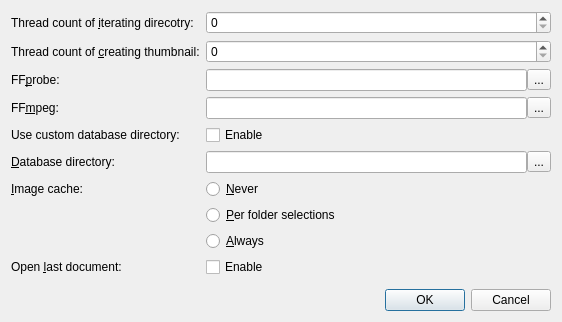
Before: the Qt Designer form src/option.ui in ambiesoft/SceneExplorer, drawn with Qt 5.
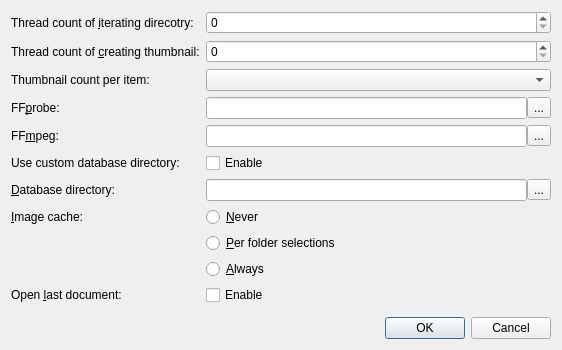
After: the same form once the commit is applied.

```diff
--- a/src/option.ui
+++ b/src/option.ui
@@ -7,7 +7,7 @@
     <x>0</x>
     <y>0</y>
     <width>562</width>
-    <height>305</height>
+    <height>328</height>
    </rect>
   </property>
   <property name="windowTitle">
@@ -40,7 +40,7 @@
    <item row="3" column="1">
     <widget class="QSpinBox" name="spinBoxThumb"/>
    </item>
-   <item row="9" column="0">
+   <item row="10" column="0">
     <widget class="QLabel" name="label">
      <property name="text">
       <string>&amp;Image cache:</string>
@@ -50,7 +50,7 @@
      </property>
     </widget>
    </item>
-   <item row="16" column="1">
+   <item row="17" column="1">
     <widget class="QDialogButtonBox" name="buttonBox">
      <property name="orientation">
       <enum>Qt::Horizontal</enum>
@@ -60,7 +60,7 @@
      </property>
     </widget>
    </item>
-   <item row="14" column="1">
+   <item row="15" column="1">
     <spacer name="verticalSpacer">
      <property name="orientation">
       <enum>Qt::Vertical</enum>
@@ -73,28 +73,28 @@
      </property>
     </spacer>
    </item>
-   <item row="9" column="1">
+   <item row="10" column="1">
     <widget class="QRadioButton" name="rbICNever">
      <property name="text">
       <string>&amp;Never</string>
      </property>
     </widget>
    </item>
-   <item row="10" column="1">
+   <item row="11" column="1">
     <widget class="QRadioButton" name="rbICPerfolder">
      <property name="text">
       <string>&amp;Per folder selections</string>
      </property>
     </widget>
    </item>
-   <item row="11" column="1">
+   <item row="12" column="1">
     <widget class="QRadioButton" name="rbICAlways">
      <property name="text">
       <string>&amp;Always</string>
      </property>
     </widget>
    </item>
-   <item row="8" column="0">
+   <item row="9" column="0">
     <widget class="QLabel" name="labelDBDir">
      <property name="text">
       <string>&amp;Database directory:</string>
@@ -104,7 +104,7 @@
      </property>
     </widget>
    </item>
-   <item row="8" column="1">
+   <item row="9" column="1">
     <layout class="QHBoxLayout" name="hlDatabaseDir">
      <property name="spacing">
       <number>0</number>
@@ -121,14 +121,14 @@
      </item>
     </layout>
    </item>
-   <item row="13" column="1">
+   <item row="14" column="1">
     <widget class="QCheckBox" name="chkOpenLastDocument">
      <property name="text">
       <string>Enable</string>
      </property>
     </widget>
    </item>
-   <item row="13" column="0">
+   <item row="14" column="0">
     <widget class="QLabel" name="labelOpenLastDocument">
      <property name="text">
       <string>Open &amp;last document:</string>
@@ -138,7 +138,7 @@
      </property>
     </widget>
    </item>
-   <item row="5" column="0">
+   <item row="6" column="0">
     <widget class="QLabel" name="labelffprobe">
      <property name="text">
       <string>FF&amp;probe:</string>
@@ -148,7 +148,7 @@
      </property>
     </widget>
    </item>
-   <item row="6" column="0">
+   <item row="7" column="0">
     <widget class="QLabel" name="label_3">
      <property name="text">
       <string>FF&amp;mpeg:</string>
@@ -158,7 +158,7 @@
      </property>
     </widget>
    </item>
-   <item row="5" column="1">
+   <item row="6" column="1">
     <layout class="QHBoxLayout" name="hlffprobe">
      <property name="spacing">
       <number>0</number>
@@ -175,7 +175,7 @@
      </item>
     </layout>
    </item>
-   <item row="6" column="1">
+   <item row="7" column="1">
     <layout class="QHBoxLayout" name="hlffmpeg">
      <property name="spacing">
       <number>0</number>
@@ -192,7 +192,7 @@
      </item>
     </layout>
    </item>
-   <item row="7" column="0">
+   <item row="8" column="0">
     <widget class="QLabel" name="label_useCustomDatabase">
      <property name="text">
       <string>Use custom database directory:</string>
@@ -202,13 +202,26 @@
      </property>
     </widget>
    </item>
-   <item row="7" column="1">
+   <item row="8" column="1">
     <widget class="QCheckBox" name="chkUseCustomDatabaseDirectory">
      <property name="text">
       <string>Enable</string>
      </property>
     </widget>
    </item>
+   <item row="5" column="0">
+    <widget class="QLabel" name="labelThumbCountPerItem">
+     <property name="text">
+      <string>Thumbnail count per item:</string>
+     </property>
+     <property name="buddy">
+      <cstring>cmbThumbCount</cstring>
+     </property>
+    </widget>
+   </item>
+   <item row="5" column="1">
+    <widget class="QComboBox" name="cmbThumbCount"/>
+   </item>
   </layout>
  </widget>
  <tabstops>
```
Left out of the diff: 8 changed lines with no effect on the pictures.
